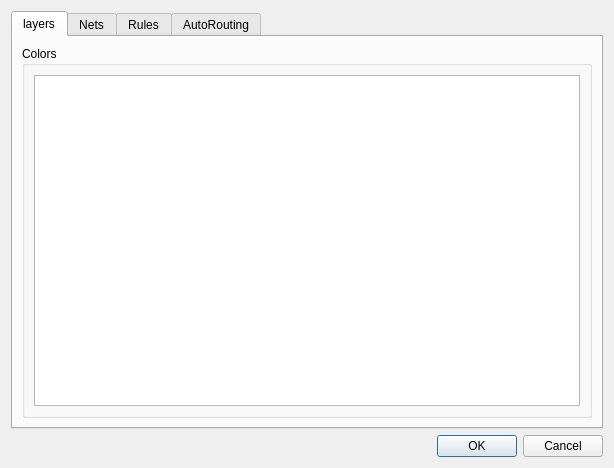
The window that preferences.ui (udif/qautorouter-svn) describes before a commit, drawn with Qt 5.
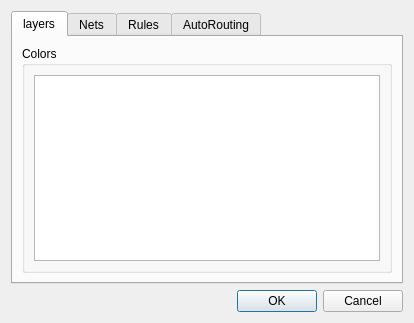
The same window after the commit.

Commit message: Preferences form re-title

The edit to the form file:
```diff
--- a/preferences.ui
+++ b/preferences.ui
@@ -6,8 +6,8 @@
    <rect>
     <x>0</x>
     <y>0</y>
-    <width>614</width>
-    <height>468</height>
+    <width>414</width>
+    <height>323</height>
    </rect>
   </property>
   <property name="windowTitle">
```
Left out of the diff: 2 changed lines with no effect on the pictures.
